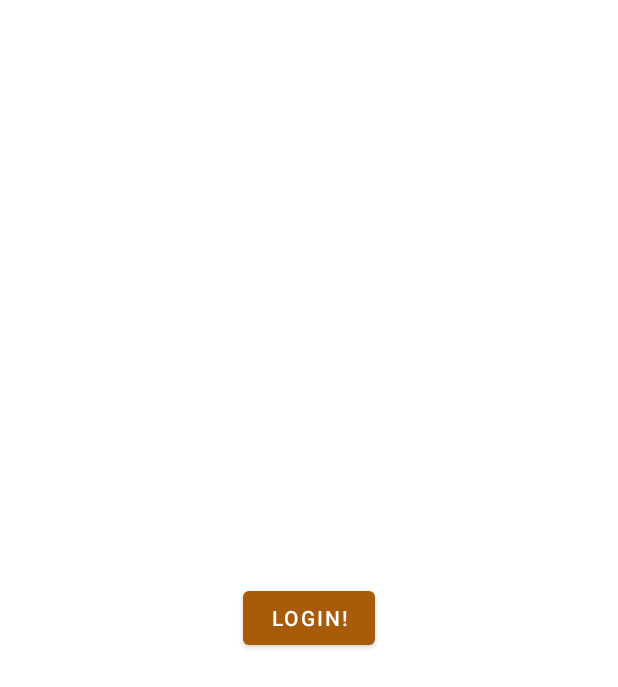
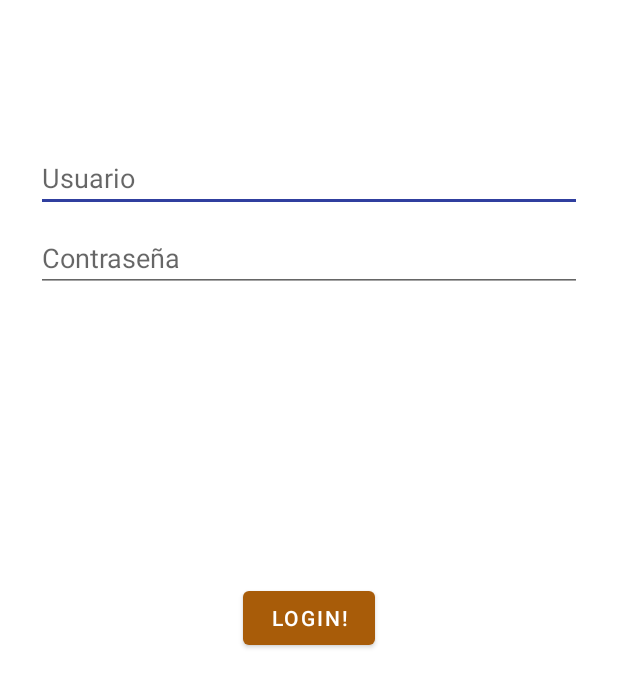
Before and after one commit to vgiodragon/Mini_Tumblr, an Android app: the screen it shows after launch (Login), on a phone screen of 412 x 824 dp. Shown: the top 687 px of the screen. Run offline under Robolectric (Android 15) with nearby library versions, the phone set to English and light mode, and no system bars; libraries missing offline, so code that uses them is left out: com.tumblr.jumblr.

Commit message:
Enough by now. To-Do: Clean the code.

```diff
--- a/app/build.gradle
+++ b/app/build.gradle
@@ -31,6 +31,8 @@ dependencies {
     implementation 'androidx.legacy:legacy-support-v4:1.0.0'
     implementation 'com.tumblr:jumblr:0.0.13'
     implementation 'com.github.bumptech.glide:glide:4.9.0'
+    implementation 'androidx.annotation:annotation:1.1.0'
+    implementation 'androidx.lifecycle:lifecycle-extensions:2.0.0'
     annotationProcessor 'com.github.bumptech.glide:compiler:4.9.0'
     implementation 'com.squareup.picasso:picasso:2.71828'
     testImplementation 'junit:junit:4.12'
--- a/app/src/main/java/com/giotec/mini_tumblr/Fragments/Home/Home.java
+++ b/app/src/main/java/com/giotec/mini_tumblr/Fragments/Home/Home.java
@@ -175,8 +175,6 @@ public class Home extends Fragment {
     }
 
     public void RemovePost(int position){
-        Toast.makeText(getContext(),"Removed : " + position,Toast.LENGTH_SHORT).show();
-
         post_items.remove(position);
         adapter.notifyItemRemoved(position);
         adapter.notifyItemRangeChanged(position,post_items.size());
--- a/app/src/main/java/com/giotec/mini_tumblr/Login.java
+++ b/app/src/main/java/com/giotec/mini_tumblr/Login.java
@@ -15,9 +15,12 @@ import android.util.Log;
 import android.view.View;
 import android.view.animation.Animation;
 import android.view.animation.AnimationUtils;
+import android.view.inputmethod.EditorInfo;
 import android.widget.Button;
+import android.widget.EditText;
 import android.widget.Toast;
 
+import com.giotec.mini_tumblr.MainActivity.MainActivity;
 import com.giotec.mini_tumblr.Models.BlogItem;
 import com.giotec.mini_tumblr.Utils.Connections;
 import com.giotec.mini_tumblr.Utils.G_Utils;
@@ -37,6 +40,8 @@ import java.util.Map;
 public class Login extends AppCompatActivity {
     private String TAG = "GIODEBUG_TBMLR";
     private Button bLogin;
+    private EditText etUser;
+    private EditText etPassword;
 
     private static final int PERMISSION_ALL = 3;
     private final int code_request=1234;
@@ -49,16 +54,30 @@ public class Login extends AppCompatActivity {
         super.onCreate(savedInstanceState);
         setContentView(R.layout.activity_login);
         bLogin = findViewById(R.id.blogin);
+        etUser = findViewById(R.id.etusuario);
+        etPassword = findViewById(R.id.etpassword);
         if(!hasPermissions(this, PERMISSIONS))
             ActivityCompat.requestPermissions(this, PERMISSIONS, PERMISSION_ALL);
     }
 
     public void Login(View view){
+        String user = etUser.getText().toString();
+        String pass = etPassword.getText().toString();
+        etPassword.onEditorAction(EditorInfo.IME_ACTION_DONE);
+        if(G_Utils.validLogin(user,pass)) GoMainActivity();
+        else Toast.makeText(this,getString(R.string.login_failed),Toast.LENGTH_LONG).show();
+
+    }
+
+    public void GoMainActivity(){
         Animation animation = AnimationUtils.loadAnimation(this,R.anim.mixed_anim);
         new ConectarTumblr().execute();
         bLogin.startAnimation(animation);
         bLogin.setEnabled(false);
+        etUser.setVisibility(View.INVISIBLE);
+        etPassword.setVisibility(View.INVISIBLE);
     }
+
 
     private class ConectarTumblr extends AsyncTask<Void, Void, Boolean> {
         @Override
@@ -72,8 +91,8 @@ public class Login extends AppCompatActivity {
                 Map<String, Object> params = new HashMap<String, Object>();
                 params.put("limit", Utils.getLimit());
                 List<Post> posts = client.userDashboard(params);
-
                 Utils.FilterSetAndSavePosts(posts,getApplicationContext());
+                Connections.setClient(client);
             }catch (Exception ex) {
                 Log.d(TAG,ex.getMessage());
                 return false;
@@ -91,6 +110,8 @@ public class Login extends AppCompatActivity {
                             Toast.LENGTH_LONG).show();
                     bLogin.clearAnimation();
                     bLogin.setEnabled(true);
+                    etUser.setVisibility(View.VISIBLE);
+                    etPassword.setVisibility(View.VISIBLE);
                     return;
                 }
 
--- a/app/src/main/java/com/giotec/mini_tumblr/MainActivity.java
+++ b/app/src/main/java/com/giotec/mini_tumblr/MainActivity/MainActivity.java
@@ -1,4 +1,4 @@
-package com.giotec.mini_tumblr;
+package com.giotec.mini_tumblr.MainActivity;
 
 import androidx.appcompat.app.AppCompatActivity;
 import androidx.appcompat.widget.PopupMenu;
@@ -17,6 +17,7 @@ import com.giotec.mini_tumblr.Fragments.Chat;
 import com.giotec.mini_tumblr.Fragments.Home.Home;
 import com.giotec.mini_tumblr.Fragments.Profile;
 import com.giotec.mini_tumblr.Fragments.Search;
+import com.giotec.mini_tumblr.R;
 import com.google.android.material.tabs.TabLayout;
 
 public class MainActivity extends AppCompatActivity implements Home.OnFragmentInteractionListener, Search.OnFragmentInteractionListener, Chat.OnFragmentInteractionListener, Profile.OnFragmentInteractionListener{
--- a/app/src/main/java/com/giotec/mini_tumblr/TabAdapter.java
+++ b/app/src/main/java/com/giotec/mini_tumblr/MainActivity/TabAdapter.java
@@ -1,4 +1,4 @@
-package com.giotec.mini_tumblr;
+package com.giotec.mini_tumblr.MainActivity;
 
 import androidx.fragment.app.Fragment;
 import androidx.fragment.app.FragmentManager;
--- a/app/src/main/java/com/giotec/mini_tumblr/Utils/Connections.java
+++ b/app/src/main/java/com/giotec/mini_tumblr/Utils/Connections.java
@@ -8,9 +8,12 @@ import com.tumblr.jumblr.JumblrClient;
 public class Connections {
     private static JumblrClient client;
 
-
     public static JumblrClient getClient() {
         return client;
+    }
+
+    public static void setClient(JumblrClient client) {
+        Connections.client = client;
     }
 
     public static JumblrClient getClientwithToken(Context ctx){
--- a/app/src/main/res/layout/activity_login.xml
+++ b/app/src/main/res/layout/activity_login.xml
@@ -6,6 +6,36 @@
     android:layout_height="match_parent"
     tools:context=".Login">
 
+    <EditText
+        android:id="@+id/etusuario"
+        android:layout_width="0dp"
+        android:layout_height="wrap_content"
+        android:layout_marginStart="24dp"
+        android:layout_marginTop="96dp"
+        android:layout_marginEnd="24dp"
+        android:hint="@string/prompt_user"
+        android:inputType="text"
+        android:selectAllOnFocus="true"
+        app:layout_constraintEnd_toEndOf="parent"
+        app:layout_constraintStart_toStartOf="parent"
+        app:layout_constraintTop_toTopOf="parent" />
+
+    <EditText
+        android:id="@+id/etpassword"
+        android:layout_width="0dp"
+        android:layout_height="wrap_content"
+        android:layout_marginStart="24dp"
+        android:layout_marginTop="8dp"
+        android:layout_marginEnd="24dp"
+        android:hint="@string/prompt_password"
+        android:imeActionLabel="@string/action_sign_in_short"
+        android:imeOptions="actionDone"
+        android:inputType="textPassword"
+        android:selectAllOnFocus="true"
+        app:layout_constraintEnd_toEndOf="parent"
+        app:layout_constraintHorizontal_bias="1.0"
+        app:layout_constraintStart_toStartOf="parent"
+        app:layout_constraintTop_toBottomOf="@+id/etusuario" />
 
     <com.google.android.material.button.MaterialButton
         android:id="@+id/blogin"
@@ -23,4 +53,19 @@
         app:layout_constraintStart_toStartOf="parent"
         app:layout_constraintTop_toTopOf="parent" />
 
+    <ProgressBar
+        android:id="@+id/loading"
+        android:layout_width="wrap_content"
+        android:layout_height="wrap_content"
+        android:layout_gravity="center"
+        android:layout_marginStart="32dp"
+        android:layout_marginTop="64dp"
+        android:layout_marginEnd="32dp"
+        android:layout_marginBottom="64dp"
+        android:visibility="gone"
+        app:layout_constraintBottom_toBottomOf="parent"
+        app:layout_constraintEnd_toEndOf="@+id/etpassword"
+        app:layout_constraintStart_toStartOf="@+id/etpassword"
+        app:layout_constraintTop_toTopOf="parent"
+        app:layout_constraintVertical_bias="0.3" />
 </androidx.constraintlayout.widget.ConstraintLayout>
--- a/app/src/main/res/layout/activity_main.xml
+++ b/app/src/main/res/layout/activity_main.xml
@@ -5,7 +5,7 @@
     android:layout_width="match_parent"
     android:layout_height="match_parent"
     android:background="@color/colorPrimaryDark"
-    tools:context=".MainActivity">
+    tools:context=".MainActivity.MainActivity">
 
     <androidx.viewpager.widget.ViewPager
         android:id="@+id/viewPager"
--- /dev/null
+++ b/app/src/main/res/values/dimens.xml
@@ -0,0 +1,5 @@
+<resources>
+    <!-- Default screen margins, per the Android Design guidelines. -->
+    <dimen name="activity_horizontal_margin">16dp</dimen>
+    <dimen name="activity_vertical_margin">16dp</dimen>
+</resources>
--- a/app/src/main/res/values/strings.xml
+++ b/app/src/main/res/values/strings.xml
@@ -8,4 +8,9 @@
     <string name="tokenSecret">r8DGrGwSZgoUsOZTyo7rQqxli21IOXU1OtlWo3xpugocFGM7JG</string>
     <string name="noInternet">No hay conexión a Internet.</string>
     <string name="menuEliminar">Eliminar</string>
+    <string name="prompt_user">Usuario</string>
+    <string name="prompt_password">Contraseña</string>
+    <string name="action_sign_in">Sign in or register</string>
+    <string name="action_sign_in_short">Sign in</string>
+    <string name="login_failed">"Usuario y Contraseña erróneos"</string>
 </resources>
```
Also changed, not shown: app/src/main/AndroidManifest.xml (+6 -5 lines), app/src/main/java/com/giotec/mini_tumblr/Utils/G_Utils.java (+12 -2 lines), 1 other file.
